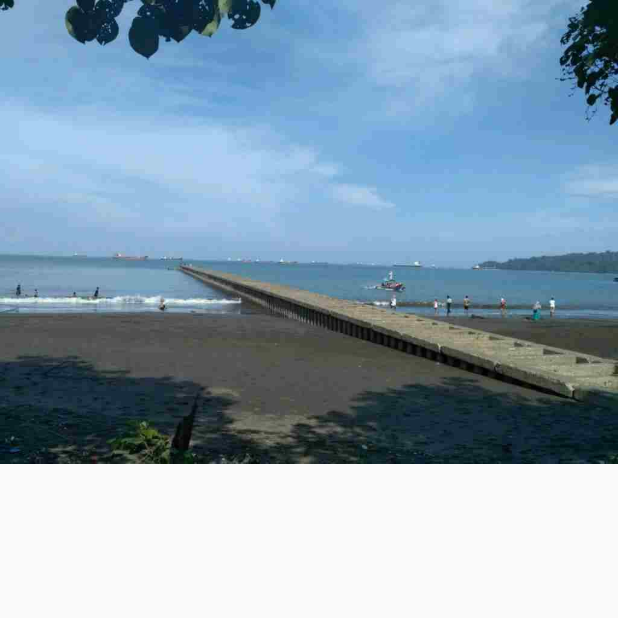
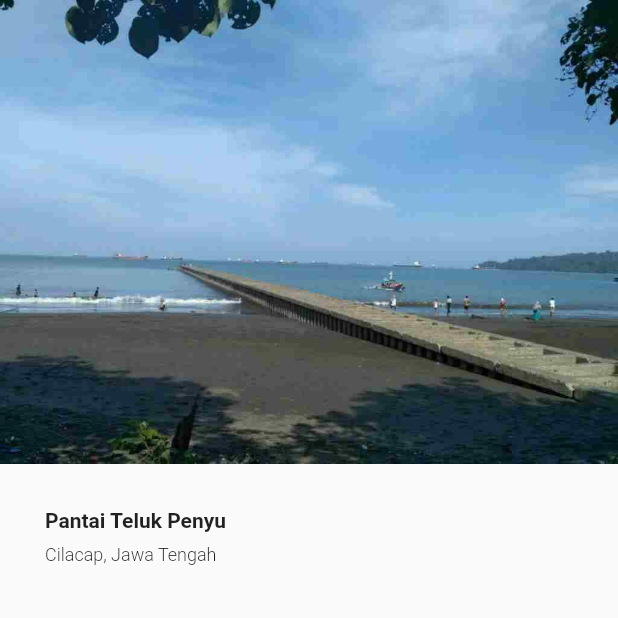
Before and after one commit to Dzaky02/flutter_basic_ui, a Flutter app: the screen it shows after launch, on a phone screen of 412 x 824 dp, the top half of it. Run offline on Flutter 3.47's test engine with Material 2 defaults, Android fonts, the light colour scheme and no system bars.

Commit message:
Text Style and Cross Axis Aligment.

```diff
--- a/lib/home_page.dart
+++ b/lib/home_page.dart
@@ -5,8 +5,46 @@ class HomePage extends StatelessWidget {
   Widget build(BuildContext context) {
     return Scaffold(
       body: SafeArea(
-        child: Image.asset(
-          'assets/images/img_pantai.jpg',
+        child: Column(
+          crossAxisAlignment: CrossAxisAlignment.start,
+          children: [
+            Image.asset(
+              'assets/images/img_pantai.jpg',
+            ),
+            SizedBox(
+              height: 30,
+            ),
+            Padding(
+              padding: EdgeInsets.symmetric(
+                horizontal: 30,
+              ),
+              child: Row(
+                children: [
+                  Column(
+                    crossAxisAlignment: CrossAxisAlignment.start,
+                    children: [
+                      Text(
+                        'Pantai Teluk Penyu',
+                        style: TextStyle(
+                          fontWeight: FontWeight.w700,
+                        ),
+                      ),
+                      SizedBox(
+                        height: 8,
+                      ),
+                      Text(
+                        'Cilacap, Jawa Tengah',
+                        style: TextStyle(
+                          fontWeight: FontWeight.w300,
+                          fontSize: 12,
+                        ),
+                      ),
+                    ],
+                  )
+                ],
+              ),
+            ),
+          ],
         ),
       ),
     );
```
